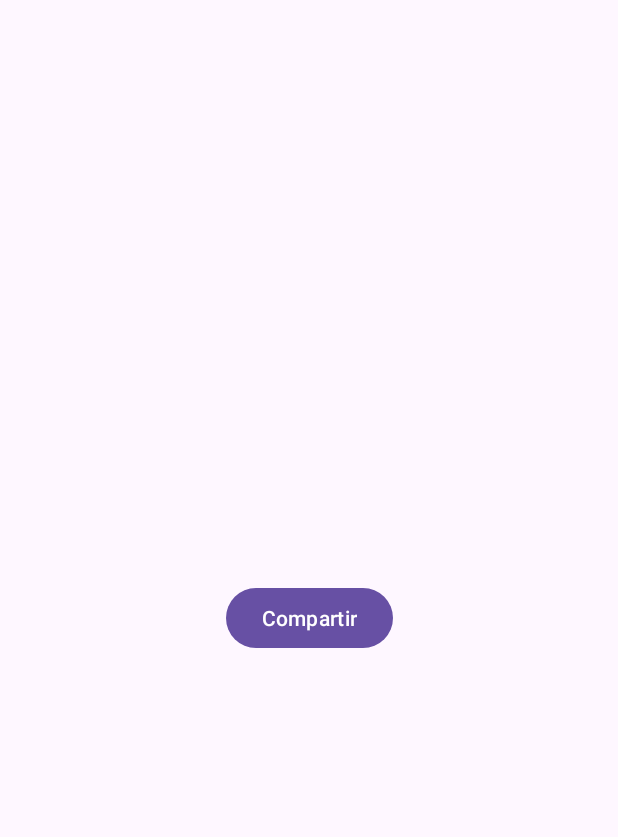
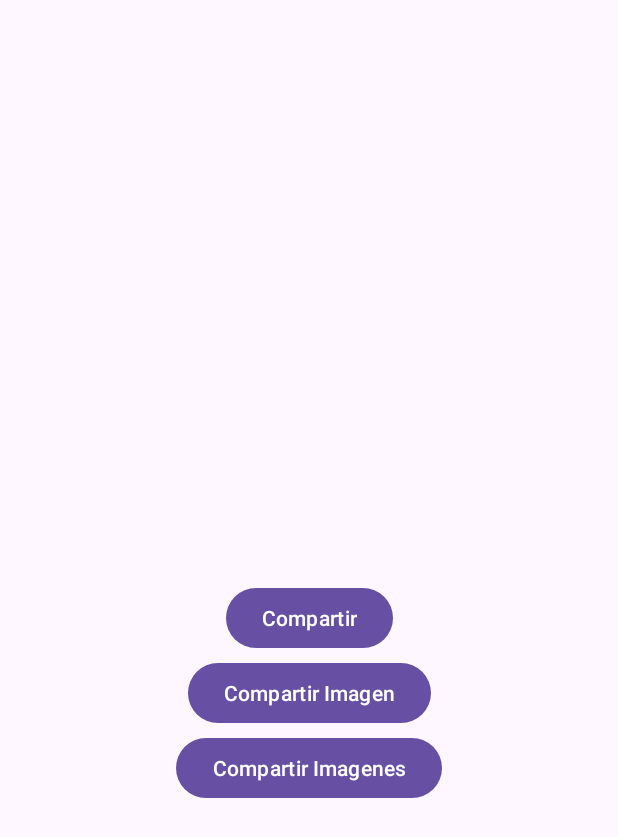
Before and after one commit to dillonduncan/PantallaCompartir, an Android app: the layout activity_main.xml on its own in the app's theme, with its tools: preview values and no code run, on a phone screen of 412 x 824 dp. Shown: the top 837 px of the screen. Run offline under Robolectric (Android 15) with nearby library versions, the phone set to English and light mode, and no system bars.

Commit message:
pantalla compartir imagenes

```diff
--- a/app/src/main/res/layout/activity_main.xml
+++ b/app/src/main/res/layout/activity_main.xml
@@ -15,5 +15,25 @@
         app:layout_constraintEnd_toEndOf="parent"
         app:layout_constraintStart_toStartOf="parent"
         app:layout_constraintTop_toTopOf="parent" />
+    <Button
+        android:id="@+id/btnCompartirImagen"
+        android:layout_width="wrap_content"
+        android:layout_height="wrap_content"
+        android:text="Compartir Imagen"
+        android:layout_marginTop="100dp"
+        app:layout_constraintBottom_toBottomOf="parent"
+        app:layout_constraintEnd_toEndOf="parent"
+        app:layout_constraintStart_toStartOf="parent"
+        app:layout_constraintTop_toTopOf="parent" />
+    <Button
+        android:id="@+id/btnCompartirImagenes"
+        android:layout_width="wrap_content"
+        android:layout_height="wrap_content"
+        android:text="Compartir Imagenes"
+        android:layout_marginTop="200dp"
+        app:layout_constraintBottom_toBottomOf="parent"
+        app:layout_constraintEnd_toEndOf="parent"
+        app:layout_constraintStart_toStartOf="parent"
+        app:layout_constraintTop_toTopOf="parent" />
 
 </androidx.constraintlayout.widget.ConstraintLayout>
```
Also changed, not shown: app/src/main/java/com/example/pantallacompartir/MainActivity.kt (+28 -0 lines).
